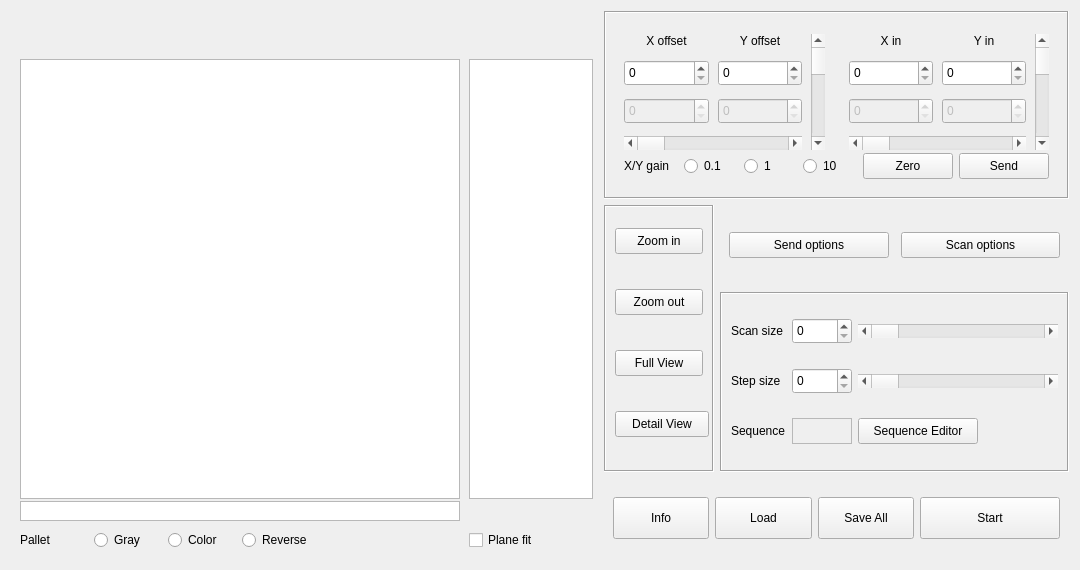
freestylexyz/STM-pyqt5-software, file pyqt5 STM software/ui/Scan.ui: the form before one commit.
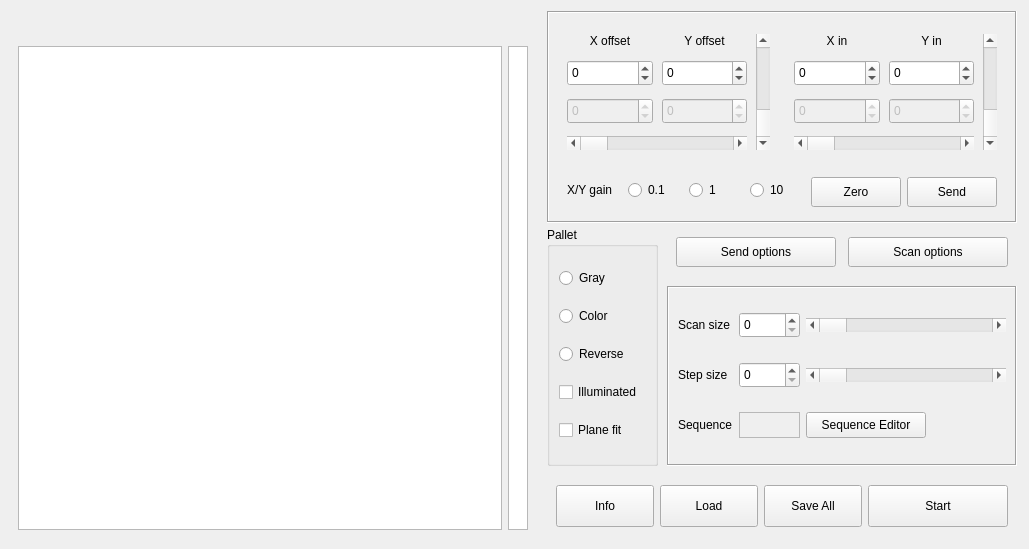
The form after the commit. Icons and pictures are not drawn. Custom widgets are drawn as their Qt base class.

Patch:
```diff
--- a/pyqt5 STM software/ui/Scan.ui
+++ b/pyqt5 STM software/ui/Scan.ui
@@ -6,86 +6,266 @@
    <rect>
     <x>0</x>
     <y>0</y>
-    <width>1080</width>
-    <height>570</height>
+    <width>1029</width>
+    <height>549</height>
    </rect>
   </property>
   <property name="sizePolicy">
-   <sizepolicy hsizetype="Preferred" vsizetype="Preferred">
+   <sizepolicy hsizetype="Minimum" vsizetype="Minimum">
     <horstretch>0</horstretch>
     <verstretch>0</verstretch>
    </sizepolicy>
   </property>
   <property name="minimumSize">
    <size>
-    <width>985</width>
-    <height>400</height>
+    <width>1029</width>
+    <height>549</height>
    </size>
   </property>
   <property name="windowTitle">
    <string>Scan</string>
   </property>
   <layout class="QGridLayout" name="gridLayout_10">
-   <item row="4" column="1" colspan="2">
-    <widget class="QWidget" name="widget_5" native="true">
-     <layout class="QGridLayout" name="gridLayout_9">
-      <item row="0" column="0">
-       <widget class="QPushButton" name="pushButton_Info_Scan">
+   <item row="0" column="0" rowspan="2">
+    <widget class="QWidget" name="graph" native="true">
+     <property name="sizePolicy">
+      <sizepolicy hsizetype="Maximum" vsizetype="Maximum">
+       <horstretch>0</horstretch>
+       <verstretch>0</verstretch>
+      </sizepolicy>
+     </property>
         <property name="minimumSize">
          <size>
           <width>0</width>
-          <height>42</height>
-         </size>
-        </property>
+       <height>0</height>
+      </size>
+     </property>
+     <layout class="QGridLayout" name="gridLayout">
+      <property name="leftMargin">
+       <number>6</number>
+      </property>
+      <property name="topMargin">
+       <number>6</number>
+      </property>
+      <property name="rightMargin">
+       <number>12</number>
+      </property>
+      <property name="bottomMargin">
+       <number>6</number>
+      </property>
+      <property name="spacing">
+       <number>6</number>
+      </property>
+      <item row="0" column="0" colspan="3">
+       <widget class="QWidget" name="toolButton" native="true">
+        <property name="sizePolicy">
+         <sizepolicy hsizetype="Fixed" vsizetype="Maximum">
+          <horstretch>0</horstretch>
+          <verstretch>0</verstretch>
+         </sizepolicy>
+        </property>
+        <property name="minimumSize">
+         <size>
+          <width>484</width>
+          <height>0</height>
+         </size>
+        </property>
+        <property name="maximumSize">
+         <size>
+          <width>484</width>
+          <height>16777215</height>
+         </size>
+        </property>
+        <layout class="QGridLayout" name="gridLayout_11">
+         <property name="leftMargin">
+          <number>0</number>
+         </property>
+         <property name="topMargin">
+          <number>0</number>
+         </property>
+         <property name="rightMargin">
+          <number>0</number>
+         </property>
+         <property name="bottomMargin">
+          <number>0</number>
+         </property>
+         <property name="horizontalSpacing">
+          <number>6</number>
+         </property>
+         <property name="verticalSpacing">
+          <number>3</number>
+         </property>
+         <item row="0" column="4">
+          <widget class="QPushButton" name="pushButton_ZoomOut_ViewControl">
         <property name="text">
-         <string>Info</string>
+            <string/>
+           </property>
+           <property name="icon">
+            <iconset resource="logo.qrc">
+             <normaloff>:/toolbar/data/zoom_out.png</normaloff>:/toolbar/data/zoom_out.png</iconset>
+           </property>
+           <property name="flat">
+            <bool>true</bool>
+           </property>
+          </widget>
+         </item>
+         <item row="0" column="5">
+          <widget class="QPushButton" name="pushButton_Full_ViewControl">
+           <property name="text">
+            <string/>
+           </property>
+           <property name="icon">
+            <iconset resource="logo.qrc">
+             <normaloff>:/toolbar/data/full_view.png</normaloff>:/toolbar/data/full_view.png</iconset>
+           </property>
+           <property name="flat">
+            <bool>true</bool>
+           </property>
+          </widget>
+         </item>
+         <item row="0" column="6">
+          <widget class="QPushButton" name="pushButton_Detail_ViewControl">
+           <property name="text">
+            <string/>
+           </property>
+           <property name="icon">
+            <iconset resource="logo.qrc">
+             <normaloff>:/toolbar/data/detail_view.png</normaloff>:/toolbar/data/detail_view.png</iconset>
+           </property>
+           <property name="flat">
+            <bool>true</bool>
         </property>
        </widget>
       </item>
       <item row="0" column="1">
-       <widget class="QPushButton" name="pushButton_Load_Scan">
-        <property name="minimumSize">
-         <size>
-          <width>0</width>
-          <height>42</height>
-         </size>
-        </property>
+          <widget class="QPushButton" name="pushButton_Move_ViewControl">
         <property name="text">
-         <string>Load</string>
-        </property>
-       </widget>
-      </item>
-      <item row="0" column="2">
-       <widget class="QPushButton" name="pushButton_SaveAll_Scan">
-        <property name="minimumSize">
-         <size>
-          <width>0</width>
-          <height>42</height>
-         </size>
-        </property>
-        <property name="text">
-         <string>Save All</string>
+            <string/>
+           </property>
+           <property name="icon">
+            <iconset resource="logo.qrc">
+             <normaloff>:/toolbar/data/move.png</normaloff>:/toolbar/data/move.png</iconset>
+           </property>
+           <property name="flat">
+            <bool>true</bool>
         </property>
        </widget>
       </item>
       <item row="0" column="3">
-       <widget class="QPushButton" name="pushButton_Start_Scan">
-        <property name="minimumSize">
-         <size>
-          <width>140</width>
-          <height>42</height>
-         </size>
-        </property>
+          <widget class="QPushButton" name="pushButton_ZoomIn_ViewControl">
         <property name="text">
-         <string>Start</string>
-        </property>
-       </widget>
-      </item>
+            <string/>
+           </property>
+           <property name="icon">
+            <iconset resource="logo.qrc">
+             <normaloff>:/toolbar/data/zoom_in.png</normaloff>:/toolbar/data/zoom_in.png</iconset>
+           </property>
+           <property name="autoDefault">
+            <bool>false</bool>
+           </property>
+           <property name="default">
+            <bool>false</bool>
+           </property>
+           <property name="flat">
+            <bool>true</bool>
+           </property>
+          </widget>
+         </item>
+         <item row="0" column="0">
+          <spacer name="horizontalSpacer">
+           <property name="orientation">
+            <enum>Qt::Horizontal</enum>
+           </property>
+           <property name="sizeHint" stdset="0">
+            <size>
+             <width>40</width>
+             <height>20</height>
+            </size>
+           </property>
+          </spacer>
+         </item>
      </layout>
     </widget>
    </item>
-   <item row="0" column="1" colspan="2">
+      <item row="1" column="0" colspan="3">
+       <widget class="ImageView" name="graphicsView_Scan">
+        <property name="sizePolicy">
+         <sizepolicy hsizetype="Fixed" vsizetype="Fixed">
+          <horstretch>1</horstretch>
+          <verstretch>1</verstretch>
+         </sizepolicy>
+        </property>
+        <property name="minimumSize">
+         <size>
+          <width>484</width>
+          <height>484</height>
+         </size>
+        </property>
+        <property name="maximumSize">
+         <size>
+          <width>484</width>
+          <height>484</height>
+         </size>
+        </property>
+       </widget>
+      </item>
+      <item row="1" column="3">
+       <widget class="GraphicsLayoutWidget" name="graphicsView_ColorBar_Scan">
+        <property name="sizePolicy">
+         <sizepolicy hsizetype="Fixed" vsizetype="Fixed">
+          <horstretch>0</horstretch>
+          <verstretch>0</verstretch>
+         </sizepolicy>
+        </property>
+        <property name="minimumSize">
+         <size>
+          <width>20</width>
+          <height>484</height>
+         </size>
+        </property>
+        <property name="maximumSize">
+         <size>
+          <width>20</width>
+          <height>484</height>
+         </size>
+        </property>
+       </widget>
+      </item>
+     </layout>
+    </widget>
+   </item>
+   <item row="0" column="1" rowspan="2">
+    <widget class="QWidget" name="operation" native="true">
+     <property name="sizePolicy">
+      <sizepolicy hsizetype="Maximum" vsizetype="Maximum">
+       <horstretch>0</horstretch>
+       <verstretch>0</verstretch>
+      </sizepolicy>
+     </property>
+     <layout class="QGridLayout" name="gridLayout_12">
+      <property name="leftMargin">
+       <number>0</number>
+      </property>
+      <property name="topMargin">
+       <number>0</number>
+      </property>
+      <property name="rightMargin">
+       <number>0</number>
+      </property>
+      <property name="bottomMargin">
+       <number>0</number>
+      </property>
+      <property name="spacing">
+       <number>9</number>
+      </property>
+      <item row="0" column="0" colspan="2">
     <widget class="QFrame" name="XY">
+        <property name="minimumSize">
+         <size>
+          <width>0</width>
+          <height>212</height>
+         </size>
+        </property>
      <property name="frameShape">
       <enum>QFrame::Box</enum>
      </property>
@@ -97,7 +277,7 @@
      </property>
      <layout class="QGridLayout" name="gridLayout_5">
       <item row="0" column="1">
-       <widget class="QWidget" name="widget_2" native="true">
+          <widget class="QWidget" name="XY_in" native="true">
         <property name="minimumSize">
          <size>
           <width>0</width>
@@ -129,6 +309,9 @@
          </item>
          <item row="3" column="0" colspan="2">
           <widget class="QScrollBar" name="scrollBar_Xin_XY">
+              <property name="maximum">
+               <number>65535</number>
+              </property>
            <property name="orientation">
             <enum>Qt::Horizontal</enum>
            </property>
@@ -154,6 +337,12 @@
              <height>26</height>
             </size>
            </property>
+              <property name="minimum">
+               <number>-32768</number>
+              </property>
+              <property name="maximum">
+               <number>32767</number>
+              </property>
           </widget>
          </item>
          <item row="2" column="0">
@@ -179,6 +368,12 @@
              <height>26</height>
             </size>
            </property>
+              <property name="minimum">
+               <number>-32768</number>
+              </property>
+              <property name="maximum">
+               <number>32767</number>
+              </property>
           </widget>
          </item>
          <item row="2" column="1">
@@ -204,6 +399,12 @@
              <height>26</height>
             </size>
            </property>
+              <property name="minimum">
+               <number>-32768</number>
+              </property>
+              <property name="maximum">
+               <number>32767</number>
+              </property>
           </widget>
          </item>
          <item row="0" column="0">
@@ -245,20 +446,44 @@
              <height>26</height>
             </size>
            </property>
+              <property name="minimum">
+               <number>-32768</number>
+              </property>
+              <property name="maximum">
+               <number>32767</number>
+              </property>
           </widget>
          </item>
          <item row="0" column="2" rowspan="4">
           <widget class="QScrollBar" name="scrollBar_Yin_XY">
+              <property name="maximum">
+               <number>65535</number>
+              </property>
+              <property name="tracking">
+               <bool>true</bool>
+              </property>
            <property name="orientation">
             <enum>Qt::Vertical</enum>
            </property>
+              <property name="invertedAppearance">
+               <bool>true</bool>
+              </property>
+              <property name="invertedControls">
+               <bool>true</bool>
+              </property>
           </widget>
          </item>
         </layout>
        </widget>
       </item>
       <item row="1" column="0" colspan="2">
-       <widget class="QWidget" name="widget_3" native="true">
+          <widget class="QWidget" name="XY_gain" native="true">
+           <property name="minimumSize">
+            <size>
+             <width>0</width>
+             <height>40</height>
+            </size>
+           </property>
         <layout class="QGridLayout" name="gridLayout_4">
          <item row="0" column="0">
           <widget class="QLabel" name="label_13">
@@ -293,7 +518,7 @@
            <property name="minimumSize">
             <size>
              <width>90</width>
-             <height>26</height>
+                <height>30</height>
             </size>
            </property>
            <property name="text">
@@ -306,7 +531,7 @@
            <property name="minimumSize">
             <size>
              <width>90</width>
-             <height>26</height>
+                <height>30</height>
             </size>
            </property>
            <property name="text">
@@ -318,7 +543,7 @@
        </widget>
       </item>
       <item row="0" column="0">
-       <widget class="QWidget" name="widget" native="true">
+          <widget class="QWidget" name="XY_offset" native="true">
         <property name="minimumSize">
          <size>
           <width>0</width>
@@ -331,8 +556,17 @@
          </property>
          <item row="0" column="2" rowspan="4">
           <widget class="QScrollBar" name="scrollBar_Yoffset_XY">
-           <property name="orientation">
-            <enum>Qt::Vertical</enum>
+              <property name="maximum">
+               <number>65535</number>
+              </property>
+              <property name="tracking">
+               <bool>true</bool>
+              </property>
+              <property name="invertedAppearance">
+               <bool>true</bool>
+              </property>
+              <property name="invertedControls">
+               <bool>true</bool>
            </property>
           </widget>
          </item>
@@ -359,6 +593,12 @@
              <height>26</height>
             </size>
            </property>
+              <property name="minimum">
+               <number>-32768</number>
+              </property>
+              <property name="maximum">
+               <number>32767</number>
+              </property>
           </widget>
          </item>
          <item row="0" column="1">
@@ -382,6 +622,9 @@
          </item>
          <item row="3" column="0" colspan="2">
           <widget class="QScrollBar" name="scrollBar_Xoffset_XY">
+              <property name="maximum">
+               <number>65535</number>
+              </property>
            <property name="orientation">
             <enum>Qt::Horizontal</enum>
            </property>
@@ -407,6 +650,12 @@
              <height>26</height>
             </size>
            </property>
+              <property name="minimum">
+               <number>-32768</number>
+              </property>
+              <property name="maximum">
+               <number>32767</number>
+              </property>
           </widget>
          </item>
          <item row="1" column="0">
@@ -429,6 +678,12 @@
              <height>26</height>
             </size>
            </property>
+              <property name="minimum">
+               <number>-32768</number>
+              </property>
+              <property name="maximum">
+               <number>32767</number>
+              </property>
           </widget>
          </item>
          <item row="0" column="0">
@@ -473,6 +728,12 @@
              <height>26</height>
             </size>
            </property>
+              <property name="minimum">
+               <number>-32768</number>
+              </property>
+              <property name="maximum">
+               <number>32767</number>
+              </property>
           </widget>
          </item>
         </layout>
@@ -481,159 +742,116 @@
      </layout>
     </widget>
    </item>
-   <item row="0" column="0" rowspan="5">
-    <widget class="QWidget" name="widget" native="true">
+      <item row="1" column="0" rowspan="2">
+       <widget class="QGroupBox" name="pallet">
      <property name="minimumSize">
       <size>
        <width>0</width>
        <height>0</height>
       </size>
      </property>
-     <layout class="QGridLayout" name="gridLayout">
-      <property name="spacing">
-       <number>9</number>
-      </property>
-      <item row="3" column="0">
-       <widget class="QLabel" name="label_20">
-        <property name="text">
+        <property name="title">
          <string>Pallet</string>
         </property>
-       </widget>
-      </item>
-      <item row="3" column="1">
+        <property name="flat">
+         <bool>false</bool>
+        </property>
+        <layout class="QGridLayout" name="gridLayout_6">
+         <item row="0" column="0">
        <widget class="QRadioButton" name="radioButton_Gray_Scan">
         <property name="text">
          <string>Gray</string>
         </property>
        </widget>
       </item>
-      <item row="2" column="0" colspan="6">
-       <widget class="GraphicsLayoutWidget" name="graphicsView_ColorBar_Scan">
-        <property name="sizePolicy">
-         <sizepolicy hsizetype="Fixed" vsizetype="Fixed">
-          <horstretch>0</horstretch>
-          <verstretch>0</verstretch>
-         </sizepolicy>
-        </property>
-        <property name="minimumSize">
-         <size>
-          <width>440</width>
-          <height>20</height>
-         </size>
-        </property>
-        <property name="maximumSize">
-         <size>
-          <width>440</width>
-          <height>20</height>
-         </size>
-        </property>
-       </widget>
-      </item>
-      <item row="3" column="3">
-       <widget class="QRadioButton" name="radioButton_Reverse_Scan">
-        <property name="text">
-         <string>Reverse</string>
-        </property>
-       </widget>
-      </item>
-      <item row="1" column="0" colspan="6">
-       <widget class="GraphicsView" name="graphicsView_Scan">
-        <property name="sizePolicy">
-         <sizepolicy hsizetype="Fixed" vsizetype="Fixed">
-          <horstretch>1</horstretch>
-          <verstretch>1</verstretch>
-         </sizepolicy>
-        </property>
-        <property name="minimumSize">
-         <size>
-          <width>440</width>
-          <height>440</height>
-         </size>
-        </property>
-        <property name="maximumSize">
-         <size>
-          <width>440</width>
-          <height>440</height>
-         </size>
-        </property>
-       </widget>
-      </item>
-      <item row="1" column="6">
-       <widget class="GraphicsLayoutWidget" name="graphicsView_Histogram_Scan">
-        <property name="sizePolicy">
-         <sizepolicy hsizetype="Fixed" vsizetype="Fixed">
-          <horstretch>0</horstretch>
-          <verstretch>0</verstretch>
-         </sizepolicy>
-        </property>
-        <property name="minimumSize">
-         <size>
-          <width>124</width>
-          <height>440</height>
-         </size>
-        </property>
-        <property name="maximumSize">
-         <size>
-          <width>124</width>
-          <height>16777215</height>
-         </size>
-        </property>
-       </widget>
-      </item>
-      <item row="3" column="2">
+         <item row="1" column="0">
        <widget class="QRadioButton" name="radioButton_Color_Scan">
         <property name="text">
          <string>Color</string>
         </property>
        </widget>
       </item>
-      <item row="0" column="0" colspan="7">
-       <widget class="QLabel" name="label_Pos_Scan">
-        <property name="sizePolicy">
-         <sizepolicy hsizetype="Preferred" vsizetype="Fixed">
-          <horstretch>0</horstretch>
-          <verstretch>0</verstretch>
-         </sizepolicy>
-        </property>
-        <property name="minimumSize">
-         <size>
-          <width>0</width>
-          <height>30</height>
-         </size>
-        </property>
-        <property name="maximumSize">
-         <size>
-          <width>16777215</width>
-          <height>30</height>
-         </size>
-        </property>
-        <property name="font">
-         <font>
-          <pointsize>8</pointsize>
-         </font>
-        </property>
-        <property name="locale">
-         <locale language="English" country="UnitedStates"/>
-        </property>
-        <property name="text">
-         <string/>
-        </property>
-        <property name="scaledContents">
-         <bool>true</bool>
-        </property>
-       </widget>
-      </item>
-      <item row="3" column="6">
+         <item row="4" column="0">
        <widget class="QCheckBox" name="checkBox_PlaneFit_Scan">
         <property name="text">
          <string>Plane fit</string>
         </property>
        </widget>
       </item>
+         <item row="2" column="0">
+          <widget class="QRadioButton" name="radioButton_Reverse_Scan">
+           <property name="text">
+            <string>Reverse</string>
+           </property>
+          </widget>
+         </item>
+         <item row="3" column="0">
+          <widget class="QCheckBox" name="checkBox_Illuminated_Scan">
+           <property name="text">
+            <string>Illuminated </string>
+           </property>
+          </widget>
+         </item>
      </layout>
     </widget>
    </item>
-   <item row="2" column="2" rowspan="2">
+      <item row="1" column="1">
+       <widget class="QWidget" name="options" native="true">
+        <property name="sizePolicy">
+         <sizepolicy hsizetype="Preferred" vsizetype="Preferred">
+          <horstretch>0</horstretch>
+          <verstretch>0</verstretch>
+         </sizepolicy>
+        </property>
+        <property name="minimumSize">
+         <size>
+          <width>0</width>
+          <height>50</height>
+         </size>
+        </property>
+        <layout class="QGridLayout" name="gridLayout_8">
+         <property name="topMargin">
+          <number>0</number>
+         </property>
+         <property name="bottomMargin">
+          <number>0</number>
+         </property>
+         <property name="horizontalSpacing">
+          <number>12</number>
+         </property>
+         <property name="verticalSpacing">
+          <number>6</number>
+         </property>
+         <item row="0" column="0">
+          <widget class="QPushButton" name="pushButton_SendOptions_Scan">
+           <property name="minimumSize">
+            <size>
+             <width>0</width>
+             <height>30</height>
+            </size>
+           </property>
+           <property name="text">
+            <string>Send options</string>
+           </property>
+          </widget>
+         </item>
+         <item row="0" column="1">
+          <widget class="QPushButton" name="pushButton_ScanOptions_Scan">
+           <property name="minimumSize">
+            <size>
+             <width>0</width>
+             <height>30</height>
+            </size>
+           </property>
+           <property name="text">
+            <string>Scan options</string>
+           </property>
+          </widget>
+         </item>
+        </layout>
+       </widget>
+      </item>
+      <item row="2" column="1">
     <widget class="QFrame" name="ScanControl">
      <property name="minimumSize">
       <size>
@@ -736,6 +954,9 @@
           <height>0</height>
          </size>
         </property>
+           <property name="maximum">
+            <number>65535</number>
+           </property>
         <property name="orientation">
          <enum>Qt::Horizontal</enum>
         </property>
@@ -749,6 +970,9 @@
           <height>0</height>
          </size>
         </property>
+           <property name="maximum">
+            <number>65535</number>
+           </property>
         <property name="orientation">
          <enum>Qt::Horizontal</enum>
         </property>
@@ -774,6 +998,9 @@
           <height>28</height>
          </size>
         </property>
+           <property name="maximum">
+            <number>65535</number>
+           </property>
        </widget>
       </item>
       <item row="0" column="1">
@@ -796,132 +1023,76 @@
           <height>28</height>
          </size>
         </property>
+           <property name="maximum">
+            <number>65535</number>
+           </property>
        </widget>
       </item>
      </layout>
     </widget>
    </item>
-   <item row="1" column="2">
-    <widget class="QWidget" name="widget_4" native="true">
-     <layout class="QGridLayout" name="gridLayout_8">
-      <property name="topMargin">
-       <number>0</number>
-      </property>
-      <property name="bottomMargin">
-       <number>0</number>
-      </property>
-      <property name="horizontalSpacing">
-       <number>12</number>
-      </property>
-      <property name="verticalSpacing">
-       <number>6</number>
-      </property>
+      <item row="3" column="0" colspan="2">
+       <widget class="QWidget" name="Buttons" native="true">
+        <property name="minimumSize">
+         <size>
+          <width>0</width>
+          <height>63</height>
+         </size>
+        </property>
+        <layout class="QGridLayout" name="gridLayout_9">
       <item row="0" column="0">
-       <widget class="QPushButton" name="pushButton_SendOptions_Scan">
+          <widget class="QPushButton" name="pushButton_Info_Scan">
         <property name="minimumSize">
          <size>
           <width>0</width>
-          <height>26</height>
+             <height>42</height>
          </size>
         </property>
         <property name="text">
-         <string>Send options</string>
+            <string>Info</string>
         </property>
        </widget>
       </item>
       <item row="0" column="1">
-       <widget class="QPushButton" name="pushButton_ScanOptions_Scan">
+          <widget class="QPushButton" name="pushButton_Load_Scan">
         <property name="minimumSize">
          <size>
           <width>0</width>
-          <height>26</height>
+             <height>42</height>
          </size>
         </property>
         <property name="text">
-         <string>Scan options</string>
+            <string>Load</string>
+           </property>
+          </widget>
+         </item>
+         <item row="0" column="2">
+          <widget class="QPushButton" name="pushButton_SaveAll_Scan">
+           <property name="minimumSize">
+            <size>
+             <width>0</width>
+             <height>42</height>
+            </size>
+           </property>
+           <property name="text">
+            <string>Save All</string>
+           </property>
+          </widget>
+         </item>
+         <item row="0" column="3">
+          <widget class="QPushButton" name="pushButton_Start_Scan">
+           <property name="minimumSize">
+            <size>
+             <width>140</width>
+             <height>42</height>
+            </size>
+           </property>
+           <property name="text">
+            <string>Start</string>
         </property>
        </widget>
       </item>
      </layout>
-    </widget>
-   </item>
-   <item row="1" column="1" rowspan="3">
-    <widget class="QFrame" name="ViewControl">
-     <property name="minimumSize">
-      <size>
-       <width>110</width>
-       <height>180</height>
-      </size>
-     </property>
-     <property name="maximumSize">
-      <size>
-       <width>130</width>
-       <height>16777215</height>
-      </size>
-     </property>
-     <property name="frameShape">
-      <enum>QFrame::Box</enum>
-     </property>
-     <property name="frameShadow">
-      <enum>QFrame::Sunken</enum>
-     </property>
-     <layout class="QGridLayout" name="gridLayout_6">
-      <property name="topMargin">
-       <number>0</number>
-      </property>
-      <property name="verticalSpacing">
-       <number>14</number>
-      </property>
-      <item row="0" column="0">
-       <widget class="QPushButton" name="pushButton_ZoomIn_ViewControl">
-        <property name="minimumSize">
-         <size>
-          <width>0</width>
-          <height>26</height>
-         </size>
-        </property>
-        <property name="text">
-         <string>Zoom in</string>
-        </property>
-       </widget>
-      </item>
-      <item row="1" column="0">
-       <widget class="QPushButton" name="pushButton_ZoomOut_ViewControl">
-        <property name="minimumSize">
-         <size>
-          <width>0</width>
-          <height>26</height>
-         </size>
-        </property>
-        <property name="text">
-         <string>Zoom out</string>
-        </property>
-       </widget>
-      </item>
-      <item row="2" column="0">
-       <widget class="QPushButton" name="pushButton_Full_ViewControl">
-        <property name="minimumSize">
-         <size>
-          <width>0</width>
-          <height>26</height>
-         </size>
-        </property>
-        <property name="text">
-         <string>Full View</string>
-        </property>
-       </widget>
-      </item>
-      <item row="3" column="0">
-       <widget class="QPushButton" name="pushButton_Detail_ViewControl">
-        <property name="minimumSize">
-         <size>
-          <width>94</width>
-          <height>26</height>
-         </size>
-        </property>
-        <property name="text">
-         <string>Detail View</string>
-        </property>
        </widget>
       </item>
      </layout>
@@ -936,11 +1107,13 @@
    <header location="global">pyqtgraph</header>
   </customwidget>
   <customwidget>
-   <class>GraphicsView</class>
+   <class>ImageView</class>
    <extends>QGraphicsView</extends>
    <header location="global">pyqtgraph</header>
   </customwidget>
  </customwidgets>
- <resources/>
+ <resources>
+  <include location="logo.qrc"/>
+ </resources>
  <connections/>
 </ui>
```
Lines whose indentation alone changed are shown as unchanged.
